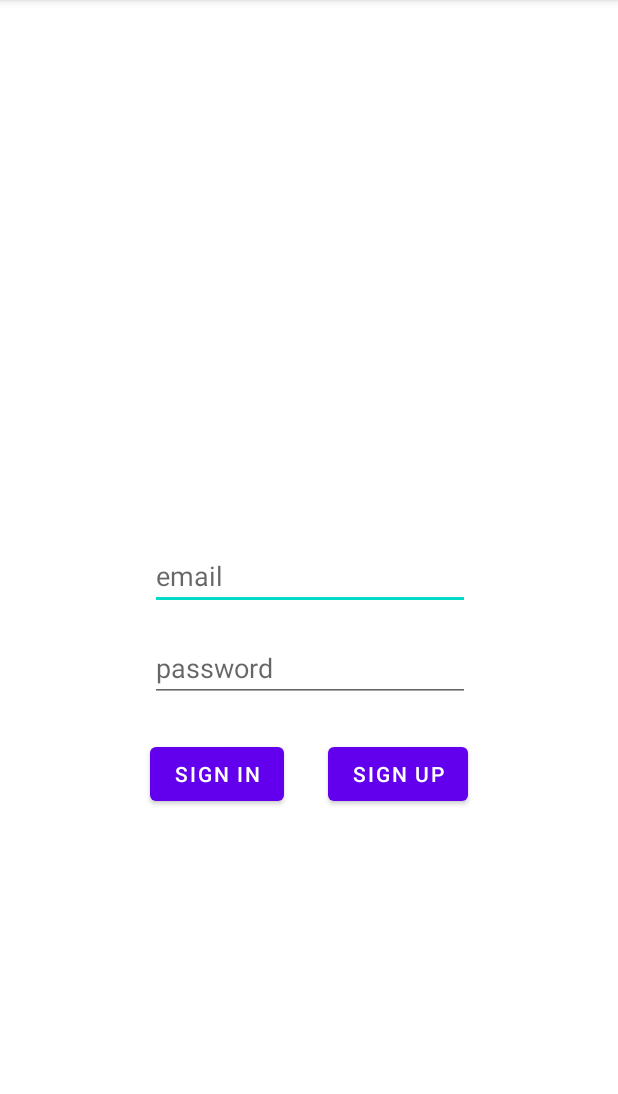
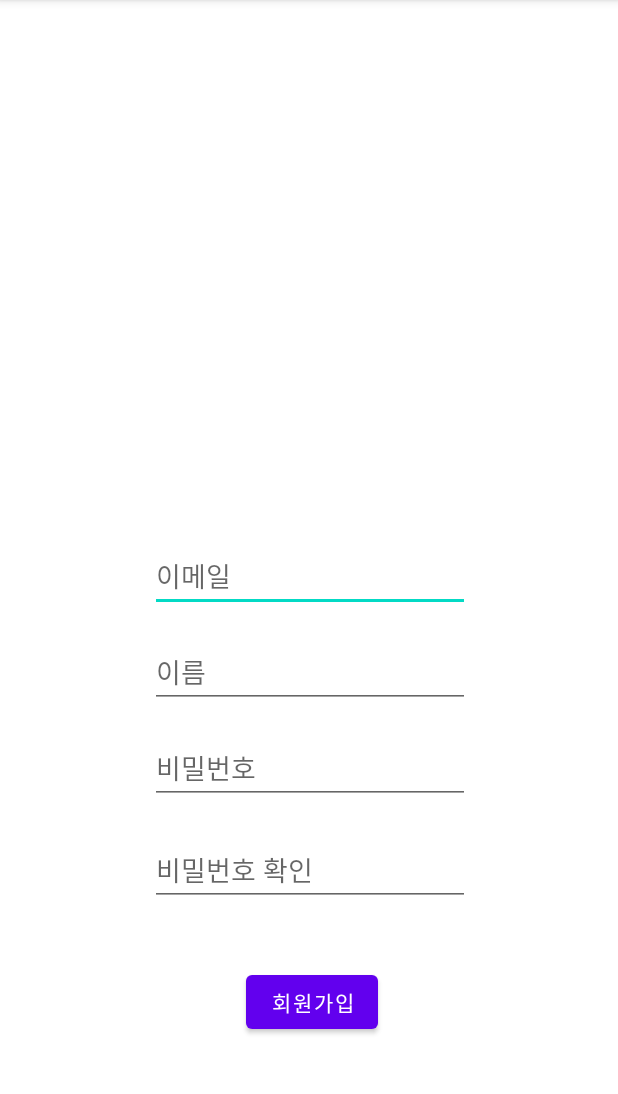
Before and after one commit to bagasari/Frontend, an Android app: the screen it shows after launch (LoginActivity before the commit, SignUpActivity after it), after a tap on "SIGN UP", on a phone screen of 412 x 824 dp, the part 84-1178 px from its top. Run offline under Robolectric (Android 15) with nearby library versions, the phone set to English and light mode, and no system bars.

Commit message:
feat: 로그인 기능 구현

```diff
--- a/app/src/main/java/com/example/frontend/LoginActivity.kt
+++ b/app/src/main/java/com/example/frontend/LoginActivity.kt
@@ -1,28 +1,66 @@
 package com.example.frontend
 
 import android.content.Intent
-import androidx.appcompat.app.AppCompatActivity
 import android.os.Bundle
 import android.util.Log
 import android.widget.Button
+import android.widget.EditText
+import androidx.appcompat.app.AppCompatActivity
+import com.example.frontend.retrofit.RetrofitClient
+import retrofit2.Call
+import retrofit2.Callback
+import retrofit2.Response
 
+/** 로그인 화면. (이메일,비밀번호)를 입력받고 확인하여 진행 **/
 class LoginActivity : AppCompatActivity() {
-    private val tag:String = "LoginActivity"
+    private val TAG:String = "LoginActivity"
+    private val retrofit = RetrofitClient.getInstance()
+
     override fun onCreate(savedInstanceState: Bundle?) {
         super.onCreate(savedInstanceState)
         setContentView(R.layout.activity_login)
 
-        val btnSignIn = findViewById<Button>(R.id.activity_login_btnSignIn)
+        val btnSignIn = findViewById<Button>(R.id.activity_login_btnLogin)
+        val btnSignUp = findViewById<Button>(R.id.activity_login_btnSignUp)
+        val etEmail = findViewById<EditText>(R.id.activity_login_etEmail)
+        val etPassword = findViewById<EditText>(R.id.activity_login_etPassword)
+
+        // Login 버튼. 입력 정보 확인 후 Home 화면으로 이동
         btnSignIn.setOnClickListener {
-            Log.d(tag, "로그인 버튼 클릭")
+            Log.d(TAG, "로그인 버튼 클릭")
+
+            var email = etEmail.text.toString()
+            var pw = etPassword.text.toString()
+
+            val userService = retrofit.create(UserService::class.java)
+            userService.getSignIn(email,pw)
+                .enqueue(object: Callback<User>{
+                    override fun onResponse(call: Call<User>, response: Response<User>) {
+                        if(response.isSuccessful.not())
+                            return
+                        response.body()?.let{
+                            Log.d(TAG, it.toString())
+                        }
+                    }
+
+                    override fun onFailure(call: Call<User>, t: Throwable) {
+                        Log.d(TAG, t.toString())
+                    }
+
+                })
+
 
             val intent = Intent(this, HomeActivity::class.java)
             startActivity(intent)
+
         }
 
-        val btnSignUp = findViewById<Button>(R.id.activity_login_btnSignUp)
+        // 회원가입 버튼. SignUp 화면으로 이동
         btnSignUp.setOnClickListener {
-            Log.d(tag, "회원가입 버튼 클릭")
+            Log.d(TAG, "회원가입 버튼 클릭")
+
+            val intent = Intent(this, SignUpActivity::class.java)
+            startActivity(intent)
         }
 
     }
--- a/app/src/main/java/com/example/frontend/SignUpActivity.kt
+++ b/app/src/main/java/com/example/frontend/SignUpActivity.kt
@@ -2,10 +2,27 @@ package com.example.frontend
 
 import androidx.appcompat.app.AppCompatActivity
 import android.os.Bundle
+import android.widget.Button
+import android.widget.EditText
 
 class SignUpActivity : AppCompatActivity() {
     override fun onCreate(savedInstanceState: Bundle?) {
         super.onCreate(savedInstanceState)
         setContentView(R.layout.activity_sign_up)
+
+        val btnSignUp = findViewById<Button>(R.id.activity_sign_up_btnSignUp)
+        val etEmail = findViewById<EditText>(R.id.activity_sign_up_etEmail)
+        val etName = findViewById<EditText>(R.id.activity_sign_up_etName)
+        val etPassword = findViewById<EditText>(R.id.activity_sign_up_etPassWord)
+        val etPasswordRe = findViewById<EditText>(R.id.activity_sign_up_etPassWordRe)
+
+        btnSignUp.setOnClickListener {
+            val email = etEmail.text.toString()
+            val name = etName.text.toString()
+            val password = etPassword.text.toString()
+            val passwordRe = etPasswordRe.text.toString()
+
+
+        }
     }
 }
--- /dev/null
+++ b/app/src/main/java/com/example/frontend/UserService.kt
@@ -0,0 +1,14 @@
+package com.example.frontend
+
+import retrofit2.Call
+import retrofit2.Response
+import retrofit2.http.GET
+import retrofit2.http.Query
+
+interface UserService {
+    @GET("/v1/signIn")
+    fun getSignIn(
+        @Query("email") email: String,
+        @Query("password") password: String,
+    ): Call<User>
+}
--- /dev/null
+++ b/app/src/main/java/com/example/frontend/retrofit/RetrofitClient.kt
@@ -0,0 +1,44 @@
+package com.example.frontend.retrofit
+
+import com.google.gson.GsonBuilder
+import okhttp3.OkHttpClient
+import okhttp3.logging.HttpLoggingInterceptor
+import retrofit2.Retrofit
+import retrofit2.converter.gson.GsonConverterFactory
+import retrofit2.converter.scalars.ScalarsConverterFactory
+import java.util.concurrent.TimeUnit
+
+/** Retrofit 객체를 싱글톤으로 생성 -> Retrofit 객체 생성 최소화, 앱 전체에 공유하여 사용 가능**/
+object RetrofitClient {
+    // Retrofit 객체 - 없으면 생성, 있으면 반환
+    private var retrofit: Retrofit? = null
+    // gson 객체 - JSON 데이터를 파싱하도록 함
+    private val gson = GsonBuilder().setLenient().create()
+    // API 의 기본 URL
+    private const val BASE_URL = "https://api.themoviedb.org/3/"
+    // 타임아웃 시간을 설정 (ms 기준)
+    private const val CONNECT_TIMEOUT_SEC = 20000L
+
+    /** Retrofit 객체가 없으면 생성, 있으면 Retrofit 객체 반환 **/
+    fun getInstance() : Retrofit {
+        if(retrofit == null) {
+            // interceptor 설정
+            val interceptor = HttpLoggingInterceptor()
+            interceptor.setLevel(HttpLoggingInterceptor.Level.BODY)
+
+            // OkHttpClient 설정
+            val okHttpClient = OkHttpClient.Builder()
+                .addInterceptor(interceptor) // HTTP 요청과 응답을 intercept 하여 로그를 출력하도록 설정
+                .connectTimeout(CONNECT_TIMEOUT_SEC, TimeUnit.SECONDS) // 시간초과 설정
+                .build()
+
+            // retrofit 설정
+            retrofit = Retrofit.Builder()
+                .baseUrl(BASE_URL)
+                .addConverterFactory(ScalarsConverterFactory.create())
+                .addConverterFactory(GsonConverterFactory.create())
+                .build()
+        }
+        return retrofit!!
+    }
+}
--- a/app/src/main/res/layout/activity_login.xml
+++ b/app/src/main/res/layout/activity_login.xml
@@ -7,7 +7,7 @@
     tools:context=".LoginActivity">
 
     <EditText
-        android:id="@+id/activity_login_edEmail"
+        android:id="@+id/activity_login_etEmail"
         android:layout_width="wrap_content"
         android:layout_height="wrap_content"
         android:ems="10"
@@ -20,7 +20,7 @@
         app:layout_constraintTop_toTopOf="parent" />
 
     <EditText
-        android:id="@+id/activity_login_edPassword"
+        android:id="@+id/activity_login_etPassword"
         android:layout_width="wrap_content"
         android:layout_height="wrap_content"
         android:layout_marginTop="16dp"
@@ -30,10 +30,10 @@
         app:layout_constraintEnd_toEndOf="parent"
         app:layout_constraintHorizontal_bias="0.502"
         app:layout_constraintStart_toStartOf="parent"
-        app:layout_constraintTop_toBottomOf="@+id/activity_login_edEmail" />
+        app:layout_constraintTop_toBottomOf="@+id/activity_login_etEmail" />
 
     <Button
-        android:id="@+id/activity_login_btnSignIn"
+        android:id="@+id/activity_login_btnLogin"
         android:layout_width="wrap_content"
         android:layout_height="wrap_content"
         android:layout_marginStart="100dp"
@@ -41,7 +41,7 @@
         android:layout_marginTop="24dp"
         android:text="Sign In"
         app:layout_constraintStart_toStartOf="parent"
-        app:layout_constraintTop_toBottomOf="@+id/activity_login_edPassword" />
+        app:layout_constraintTop_toBottomOf="@+id/activity_login_etPassword" />
 
     <Button
         android:id="@+id/activity_login_btnSignUp"
@@ -52,6 +52,6 @@
         android:layout_marginRight="100dp"
         android:text="Sign Up"
         app:layout_constraintEnd_toEndOf="parent"
-        app:layout_constraintTop_toBottomOf="@+id/activity_login_edPassword" />
+        app:layout_constraintTop_toBottomOf="@+id/activity_login_etPassword" />
 
 </androidx.constraintlayout.widget.ConstraintLayout>
--- a/app/src/main/res/layout/activity_sign_up.xml
+++ b/app/src/main/res/layout/activity_sign_up.xml
@@ -10,14 +10,27 @@
         android:id="@+id/activity_sign_up_etEmail"
         android:layout_width="wrap_content"
         android:layout_height="wrap_content"
-        android:layout_marginTop="312dp"
         android:ems="10"
         android:hint="이메일"
         android:inputType="textEmailAddress"
+        app:layout_constraintBottom_toBottomOf="parent"
         app:layout_constraintEnd_toEndOf="parent"
         app:layout_constraintHorizontal_bias="0.502"
         app:layout_constraintStart_toStartOf="parent"
         app:layout_constraintTop_toTopOf="parent" />
+
+    <EditText
+        android:id="@+id/activity_sign_up_etName"
+        android:layout_width="wrap_content"
+        android:layout_height="wrap_content"
+        android:layout_marginTop="16dp"
+        android:ems="10"
+        android:hint="이름"
+        android:inputType="textPersonName"
+        app:layout_constraintEnd_toEndOf="parent"
+        app:layout_constraintHorizontal_bias="0.502"
+        app:layout_constraintStart_toStartOf="parent"
+        app:layout_constraintTop_toBottomOf="@+id/activity_sign_up_etEmail" />
 
     <EditText
         android:id="@+id/activity_sign_up_etPassWord"
@@ -30,7 +43,7 @@
         app:layout_constraintEnd_toEndOf="parent"
         app:layout_constraintHorizontal_bias="0.502"
         app:layout_constraintStart_toStartOf="parent"
-        app:layout_constraintTop_toBottomOf="@+id/activity_sign_up_etEmail" />
+        app:layout_constraintTop_toBottomOf="@+id/activity_sign_up_etName" />
 
     <EditText
         android:id="@+id/activity_sign_up_etPassWordRe"
```
Also changed, not shown: app/src/main/java/com/example/frontend/User.kt (added, +8 -0 lines).
